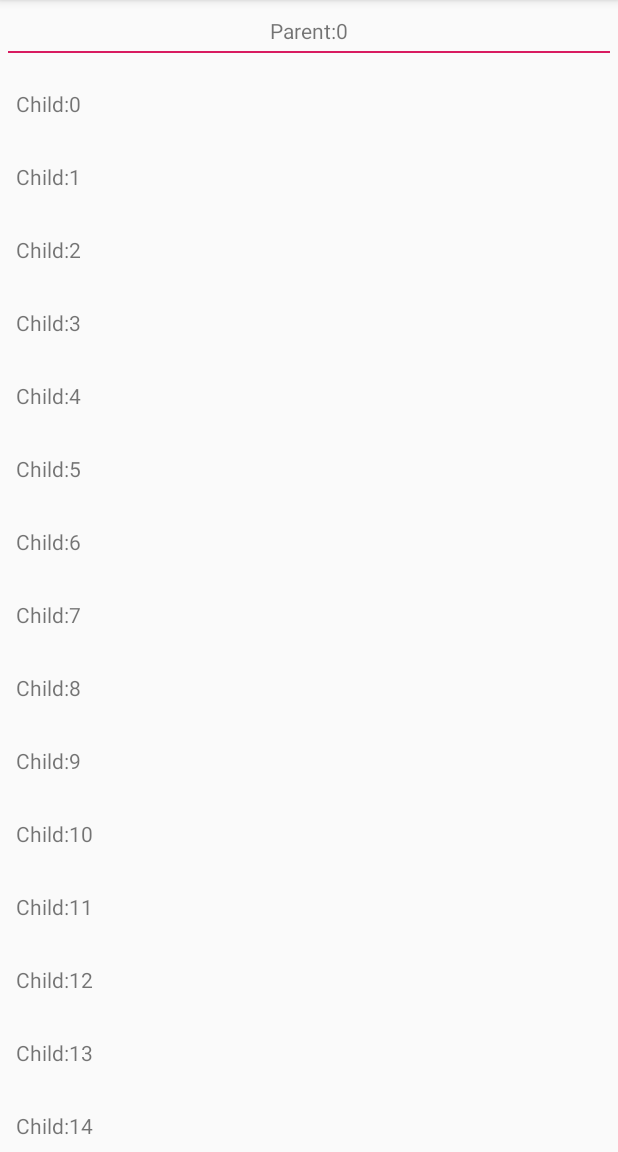
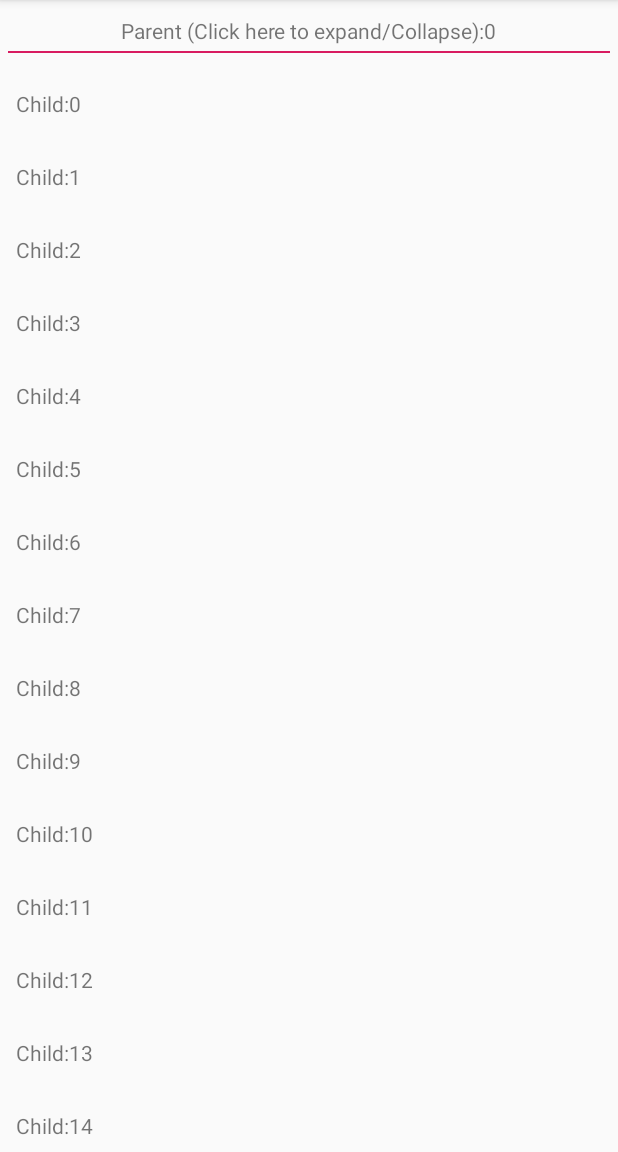
Before and after one commit to amodkanthe/ExpandRecyclerView, an Android app: the screen it shows after launch (MainActivity), on a phone screen of 412 x 824 dp, the part 84-1236 px from its top. Run offline under Robolectric (Android 15) with nearby library versions, the phone set to English and light mode, and no system bars.

Commit message:
initial commit

```diff
--- a/app/src/main/java/com/example/myapplication/SampleAdapter.java
+++ b/app/src/main/java/com/example/myapplication/SampleAdapter.java
@@ -57,7 +57,7 @@ public class SampleAdapter extends RecyclerView.Adapter<RecyclerView.ViewHolder>
         if(getItemViewType(i) == TYPE_PARENT){
             ParentViewHolder parentViewHolder = (ParentViewHolder)viewHolder;
             ParentItem parentItem = (ParentItem)object;
-            parentViewHolder.tvTitle.setText("Parent:"+parentItem.getIndex());
+            parentViewHolder.tvTitle.setText("Parent (Click here to expand/Collapse):"+parentItem.getIndex());
         }else {
             ChildViewHolder childViewHolder = (ChildViewHolder) viewHolder;
             ChildItem childItem = (ChildItem) object;
```
